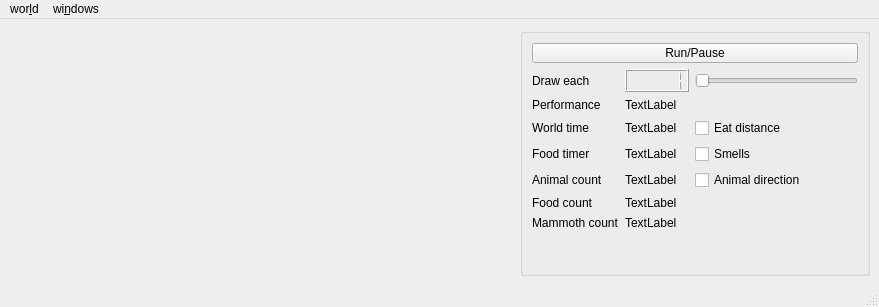
Qt form animals/main_window.ui (zshimanchik/animals) before a commit.
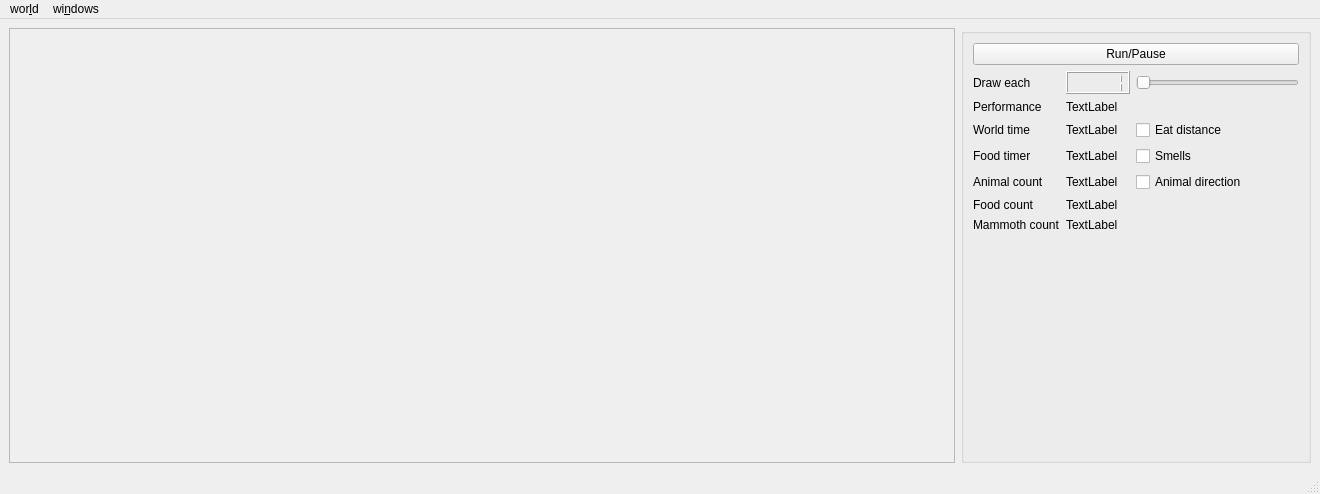
The same form after that commit.

Commit message: scroll area added for draw widget (cherry picked from commit 4c46913)

```diff
--- a/animals/main_window.ui
+++ b/animals/main_window.ui
@@ -6,8 +6,8 @@
    <rect>
     <x>0</x>
     <y>0</y>
-    <width>879</width>
-    <height>307</height>
+    <width>1320</width>
+    <height>494</height>
    </rect>
   </property>
   <property name="windowTitle">
@@ -16,7 +16,40 @@
   <widget class="QWidget" name="centralwidget">
    <layout class="QHBoxLayout" name="centralwidget_layout">
     <item>
-     <widget class="QWidget" name="draw_widget" native="true"/>
+     <widget class="QScrollArea" name="scrollArea">
+      <property name="widgetResizable">
+       <bool>true</bool>
+      </property>
+      <widget class="QWidget" name="scrollAreaWidgetContents">
+       <property name="geometry">
+        <rect>
+         <x>0</x>
+         <y>0</y>
+         <width>948</width>
+         <height>425</height>
+        </rect>
+       </property>
+       <layout class="QHBoxLayout" name="horizontalLayout">
+        <item>
+         <widget class="QWidget" name="draw_widget" native="true">
+          <property name="minimumSize">
+           <size>
+            <width>300</width>
+            <height>300</height>
+           </size>
+          </property>
+          <property name="maximumSize">
+           <size>
+            <width>300</width>
+            <height>300</height>
+           </size>
+          </property>
+          <zorder>scrollArea</zorder>
+         </widget>
+        </item>
+       </layout>
+      </widget>
+     </widget>
     </item>
     <item alignment="Qt::AlignRight">
      <widget class="QGroupBox" name="groupBox">
@@ -210,7 +243,7 @@
     <rect>
      <x>0</x>
      <y>0</y>
-     <width>879</width>
+     <width>1320</width>
      <height>30</height>
     </rect>
    </property>
```
The commit also changes 2 other files.
